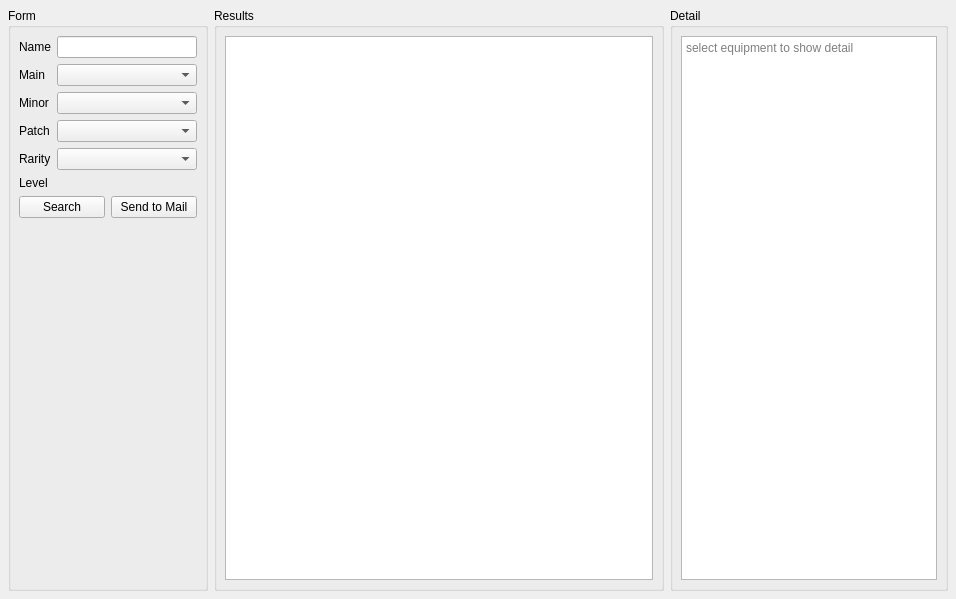
evrins/dnf-gm-tool, file ui/components/equipment_search/equipment_search.ui: the form before one commit.
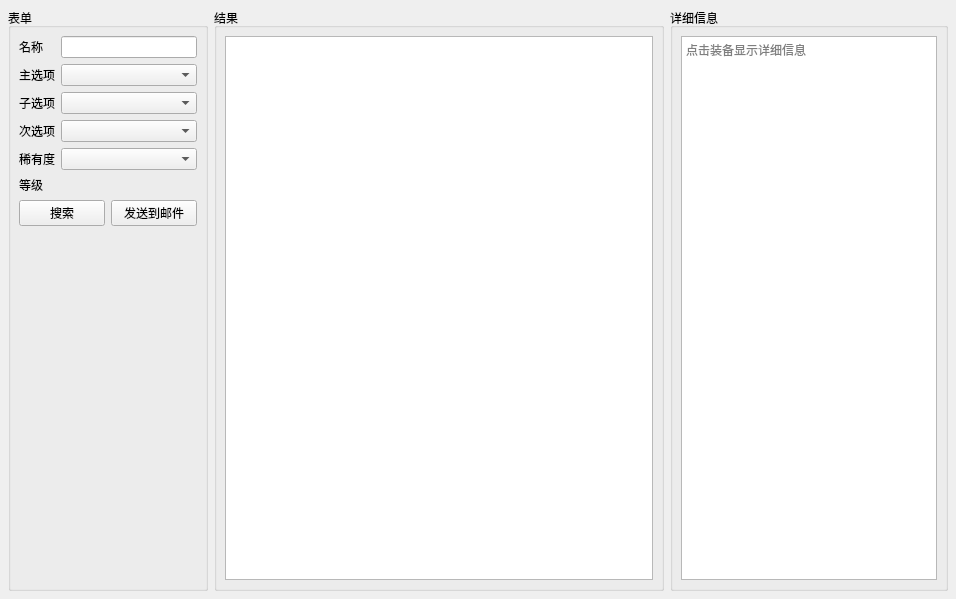
The form after the commit. Custom widgets are drawn as their Qt base class.

```diff
--- a/ui/components/equipment_search/equipment_search.ui
+++ b/ui/components/equipment_search/equipment_search.ui
@@ -53,7 +53,7 @@
       </size>
      </property>
      <property name="title">
-      <string>Form</string>
+      <string>表单</string>
      </property>
      <layout class="QFormLayout" name="formLayout">
       <property name="leftMargin">
@@ -71,7 +71,7 @@
       <item row="0" column="0">
        <widget class="QLabel" name="name_label">
         <property name="text">
-         <string>Name</string>
+         <string>名称</string>
         </property>
        </widget>
       </item>
@@ -81,7 +81,7 @@
       <item row="1" column="0">
        <widget class="QLabel" name="main_label">
         <property name="text">
-         <string>Main</string>
+         <string>主选项</string>
         </property>
        </widget>
       </item>
@@ -91,7 +91,7 @@
       <item row="2" column="0">
        <widget class="QLabel" name="minor_label">
         <property name="text">
-         <string>Minor</string>
+         <string>子选项</string>
         </property>
        </widget>
       </item>
@@ -101,7 +101,7 @@
       <item row="3" column="0">
        <widget class="QLabel" name="patch_label">
         <property name="text">
-         <string>Patch</string>
+         <string>次选项</string>
         </property>
        </widget>
       </item>
@@ -111,7 +111,7 @@
       <item row="4" column="0">
        <widget class="QLabel" name="rarity_label">
         <property name="text">
-         <string>Rarity</string>
+         <string>稀有度</string>
         </property>
        </widget>
       </item>
@@ -121,7 +121,7 @@
       <item row="5" column="0">
        <widget class="QLabel" name="level_label">
         <property name="text">
-         <string>Level</string>
+         <string>等级</string>
         </property>
        </widget>
       </item>
@@ -153,14 +153,14 @@
          <item>
           <widget class="QPushButton" name="search_btn">
            <property name="text">
-            <string>Search</string>
+            <string>搜索</string>
            </property>
           </widget>
          </item>
          <item>
           <widget class="QPushButton" name="submit_btn">
            <property name="text">
-            <string>Send to Mail</string>
+            <string>发送到邮件</string>
            </property>
           </widget>
          </item>
@@ -173,7 +173,7 @@
    <item>
     <widget class="QGroupBox" name="search_results">
      <property name="title">
-      <string>Results</string>
+      <string>结果</string>
      </property>
      <layout class="QVBoxLayout" name="verticalLayout">
       <property name="leftMargin">
@@ -207,7 +207,7 @@
    <item>
     <widget class="QGroupBox" name="detail">
      <property name="title">
-      <string>Detail</string>
+      <string>详细信息</string>
      </property>
      <layout class="QVBoxLayout" name="verticalLayout_2">
       <property name="leftMargin">
@@ -243,7 +243,7 @@
          <bool>true</bool>
         </property>
         <property name="placeholderText">
-         <string>select equipment to show detail</string>
+         <string>点击装备显示详细信息</string>
         </property>
        </widget>
       </item>
```
Left out of the diff: 2 changed lines with no effect on the pictures.
